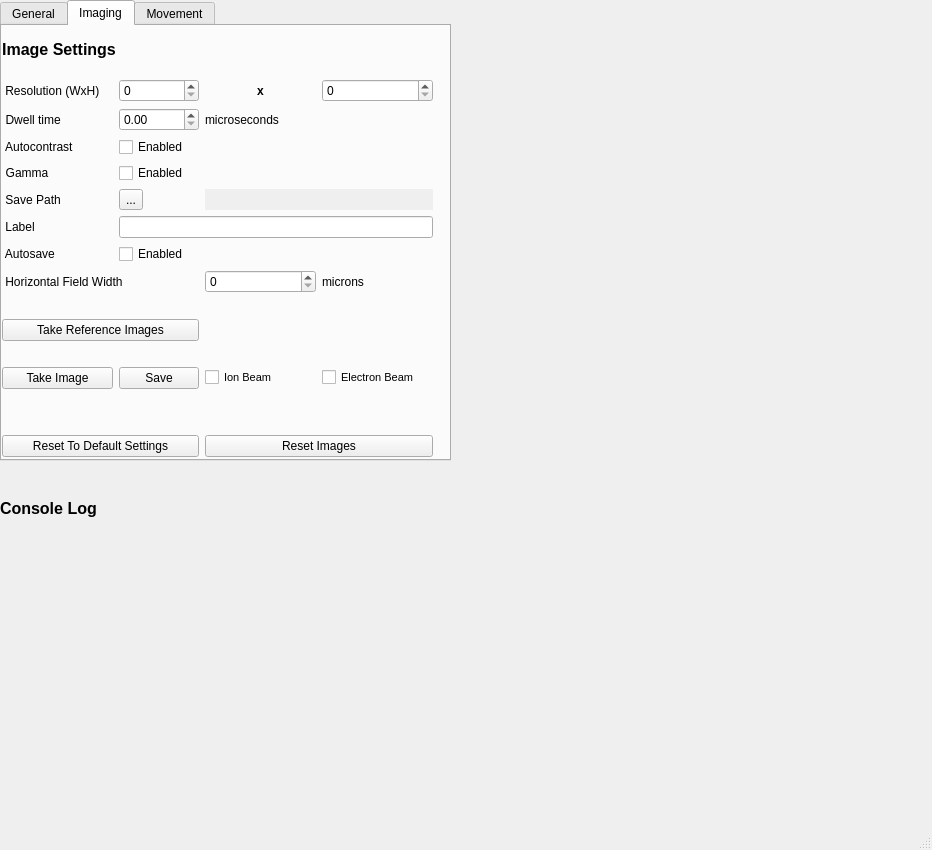
Before: the Qt Designer form fibsem/ui/qtdesigner_files/connect.ui in DeMarcoLab/fibsem, drawn with Qt 5.
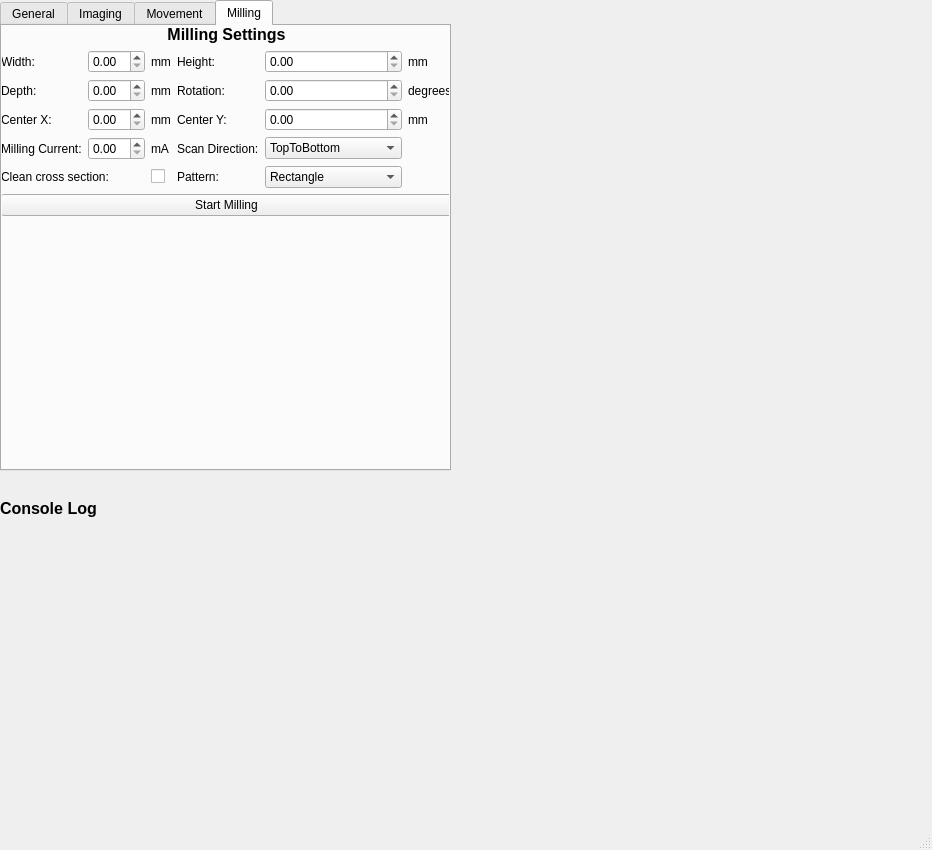
After: the same form once the commit is applied.

```diff
--- a/fibsem/ui/qtdesigner_files/connect.ui
+++ b/fibsem/ui/qtdesigner_files/connect.ui
@@ -29,14 +29,14 @@
       <x>0</x>
       <y>0</y>
       <width>451</width>
-      <height>461</height>
+      <height>471</height>
      </rect>
     </property>
     <property name="autoFillBackground">
      <bool>true</bool>
     </property>
     <property name="currentIndex">
-     <number>1</number>
+     <number>3</number>
     </property>
     <widget class="QWidget" name="Connection">
      <attribute name="title">
@@ -760,6 +760,254 @@
       </layout>
      </widget>
     </widget>
+    <widget class="QWidget" name="tab">
+     <attribute name="title">
+      <string>Milling</string>
+     </attribute>
+     <widget class="QWidget" name="verticalLayoutWidget_3">
+      <property name="geometry">
+       <rect>
+        <x>-1</x>
+        <y>-1</y>
+        <width>451</width>
+        <height>441</height>
+       </rect>
+      </property>
+      <layout class="QVBoxLayout" name="verticalLayout_3">
+       <item>
+        <layout class="QGridLayout" name="gridLayout_3">
+         <item row="4" column="3">
+          <widget class="QLabel" name="label_6">
+           <property name="text">
+            <string>Center Y:</string>
+           </property>
+          </widget>
+         </item>
+         <item row="2" column="3">
+          <widget class="QLabel" name="label_8">
+           <property name="text">
+            <string>Height:</string>
+           </property>
+          </widget>
+         </item>
+         <item row="5" column="1">
+          <widget class="QDoubleSpinBox" name="doubleSpinBox_milling_current"/>
+         </item>
+         <item row="3" column="3">
+          <widget class="QLabel" name="label_43">
+           <property name="text">
+            <string>Rotation:</string>
+           </property>
+          </widget>
+         </item>
+         <item row="2" column="5">
+          <widget class="QLabel" name="label_50">
+           <property name="text">
+            <string>mm</string>
+           </property>
+          </widget>
+         </item>
+         <item row="4" column="1">
+          <widget class="QDoubleSpinBox" name="doubleSpinBox_center_x"/>
+         </item>
+         <item row="4" column="0">
+          <widget class="QLabel" name="label_4">
+           <property name="text">
+            <string>Center X:</string>
+           </property>
+          </widget>
+         </item>
+         <item row="3" column="5">
+          <widget class="QLabel" name="label_51">
+           <property name="text">
+            <string>degrees</string>
+           </property>
+          </widget>
+         </item>
+         <item row="4" column="4">
+          <widget class="QDoubleSpinBox" name="doubleSpinBox_center_y"/>
+         </item>
+         <item row="2" column="4">
+          <widget class="QDoubleSpinBox" name="doubleSpinBox_height"/>
+         </item>
+         <item row="4" column="2">
+          <widget class="QLabel" name="label_48">
+           <property name="text">
+            <string>mm</string>
+           </property>
+          </widget>
+         </item>
+         <item row="5" column="3">
+          <widget class="QLabel" name="label_45">
+           <property name="text">
+            <string>Scan Direction:</string>
+           </property>
+          </widget>
+         </item>
+         <item row="3" column="0">
+          <widget class="QLabel" name="label_9">
+           <property name="text">
+            <string>Depth:</string>
+           </property>
+          </widget>
+         </item>
+         <item row="3" column="4">
+          <widget class="QDoubleSpinBox" name="doubleSpinBox_rotation"/>
+         </item>
+         <item row="5" column="4">
+          <widget class="QComboBox" name="comboBox_scan_direction">
+           <item>
+            <property name="text">
+             <string>TopToBottom</string>
+            </property>
+           </item>
+           <item>
+            <property name="text">
+             <string>BottomToTop</string>
+            </property>
+           </item>
+           <item>
+            <property name="text">
+             <string>ZigZag</string>
+            </property>
+           </item>
+          </widget>
+         </item>
+         <item row="3" column="2">
+          <widget class="QLabel" name="label_47">
+           <property name="text">
+            <string>mm</string>
+           </property>
+          </widget>
+         </item>
+         <item row="5" column="0">
+          <widget class="QLabel" name="label_44">
+           <property name="text">
+            <string>Milling Current:</string>
+           </property>
+          </widget>
+         </item>
+         <item row="3" column="1">
+          <widget class="QDoubleSpinBox" name="doubleSpinBox_width_2"/>
+         </item>
+         <item row="2" column="1">
+          <widget class="QDoubleSpinBox" name="doubleSpinBox_width"/>
+         </item>
+         <item row="2" column="0">
+          <widget class="QLabel" name="label_7">
+           <property name="text">
+            <string>Width:</string>
+           </property>
+          </widget>
+         </item>
+         <item row="4" column="5">
+          <widget class="QLabel" name="label_52">
+           <property name="text">
+            <string>mm</string>
+           </property>
+          </widget>
+         </item>
+         <item row="2" column="2">
+          <widget class="QLabel" name="label_46">
+           <property name="text">
+            <string>mm</string>
+           </property>
+          </widget>
+         </item>
+         <item row="5" column="2">
+          <widget class="QLabel" name="label_49">
+           <property name="text">
+            <string>mA</string>
+           </property>
+          </widget>
+         </item>
+         <item row="6" column="0" colspan="2">
+          <widget class="QLabel" name="label_53">
+           <property name="text">
+            <string>Clean cross section:</string>
+           </property>
+          </widget>
+         </item>
+         <item row="6" column="2">
+          <widget class="QCheckBox" name="checkBox_cross_section">
+           <property name="text">
+            <string/>
+           </property>
+          </widget>
+         </item>
+         <item row="0" column="0" colspan="6">
+          <widget class="QLabel" name="label_2">
+           <property name="font">
+            <font>
+             <pointsize>12</pointsize>
+             <weight>75</weight>
+             <bold>true</bold>
+            </font>
+           </property>
+           <property name="text">
+            <string>Milling Settings</string>
+           </property>
+           <property name="alignment">
+            <set>Qt::AlignCenter</set>
+           </property>
+          </widget>
+         </item>
+         <item row="6" column="3">
+          <widget class="QLabel" name="label_54">
+           <property name="text">
+            <string>Pattern:</string>
+           </property>
+          </widget>
+         </item>
+         <item row="6" column="4">
+          <widget class="QComboBox" name="comboBox_pattern">
+           <item>
+            <property name="text">
+             <string>Rectangle</string>
+            </property>
+           </item>
+           <item>
+            <property name="text">
+             <string>Also Rectangle</string>
+            </property>
+           </item>
+           <item>
+            <property name="text">
+             <string>Another Rectangle</string>
+            </property>
+           </item>
+           <item>
+            <property name="text">
+             <string>One Rectangle Please</string>
+            </property>
+           </item>
+          </widget>
+         </item>
+        </layout>
+       </item>
+       <item>
+        <widget class="QPushButton" name="pushButton_milling">
+         <property name="text">
+          <string>Start Milling</string>
+         </property>
+        </widget>
+       </item>
+       <item>
+        <spacer name="verticalSpacer">
+         <property name="orientation">
+          <enum>Qt::Vertical</enum>
+         </property>
+         <property name="sizeHint" stdset="0">
+          <size>
+           <width>20</width>
+           <height>40</height>
+          </size>
+         </property>
+        </spacer>
+       </item>
+      </layout>
+     </widget>
+    </widget>
    </widget>
    <widget class="QWidget" name="verticalLayoutWidget_2">
     <property name="geometry">
```
